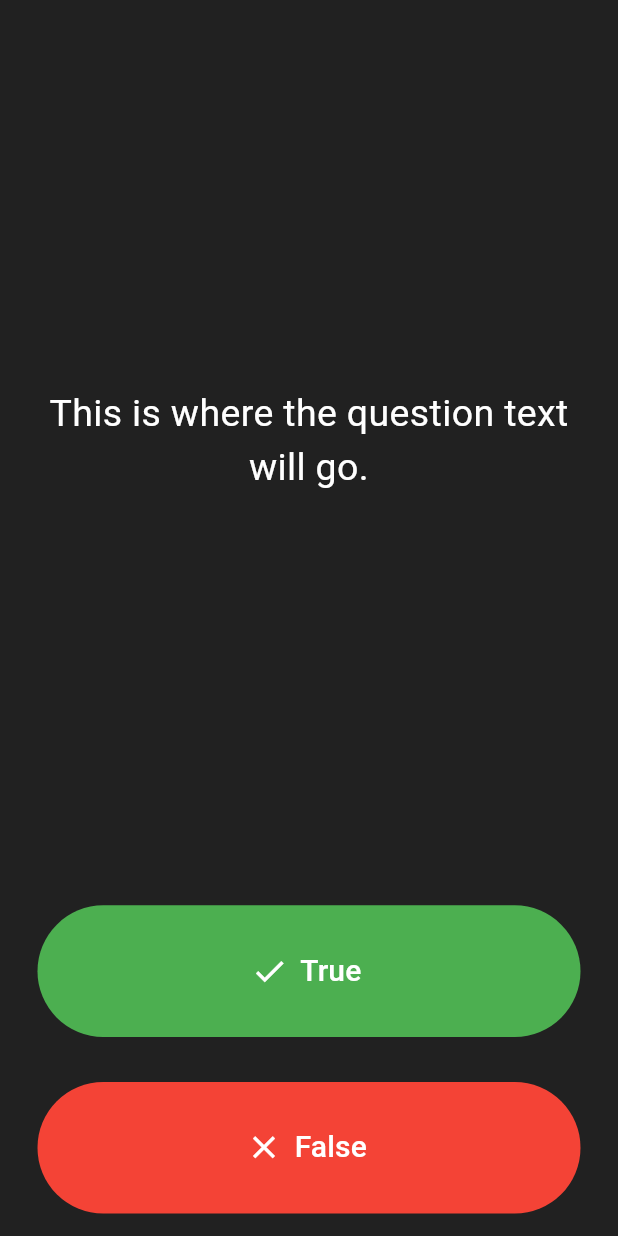
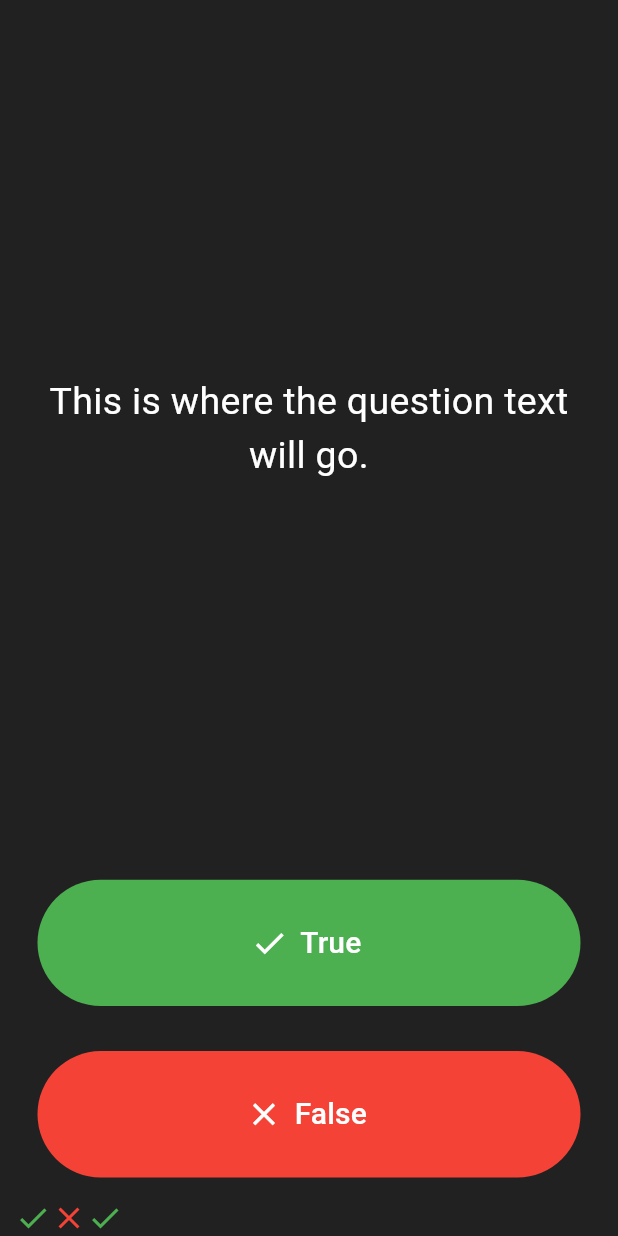
Before and after one commit to Sinjanthu/quzzlerny, a Flutter app: the screen it shows after launch, after a tap on "True", on a phone screen of 412 x 824 dp. Run offline on Flutter 3.47's test engine with Material 3 defaults, Android fonts, the phone set to English and light mode, and no system bars.

Commit message:
fixed setstate

```diff
--- a/lib/main.dart
+++ b/lib/main.dart
@@ -30,6 +30,16 @@ class QuizPage extends StatefulWidget {
 }
 
 class _QuizPageState extends State<QuizPage> {
+  List<Icon> scorekeeper = [
+    Icon(
+      Icons.check,
+      color: Colors.green,
+    ),
+    Icon(
+      Icons.close,
+      color: Colors.red,
+    )
+  ];
   @override
   Widget build(BuildContext context) {
     return Column(
@@ -59,7 +69,16 @@ class _QuizPageState extends State<QuizPage> {
               style: TextButton.styleFrom(
                 backgroundColor: Colors.green,
               ),
-              onPressed: () {},
+              onPressed: () {
+                setState(() {
+                  scorekeeper.add(Icon(
+                    Icons.check,
+                    color: Colors.green,
+                  ));
+                });
+
+                // print("user pressed true");
+              },
               icon: const Icon(Icons.check, size: 25, color: Colors.white),
               label: const Text(
                 'True',
@@ -75,7 +94,14 @@ class _QuizPageState extends State<QuizPage> {
               style: TextButton.styleFrom(
                 backgroundColor: Colors.red,
               ),
-              onPressed: () {},
+              onPressed: () {
+                setState(() {
+                  scorekeeper.add(Icon(
+                    Icons.close,
+                    color: Colors.red,
+                  ));
+                });
+              },
               icon: const Icon(
                 Icons.close,
                 size: 25,
@@ -88,7 +114,9 @@ class _QuizPageState extends State<QuizPage> {
             ),
           ),
         ),
-        //TODO: Add a Row here as your score keeper
+        Row(
+          children: scorekeeper,
+        ),
       ],
     );
   }
```
Also changed, not shown: 1 other file.
